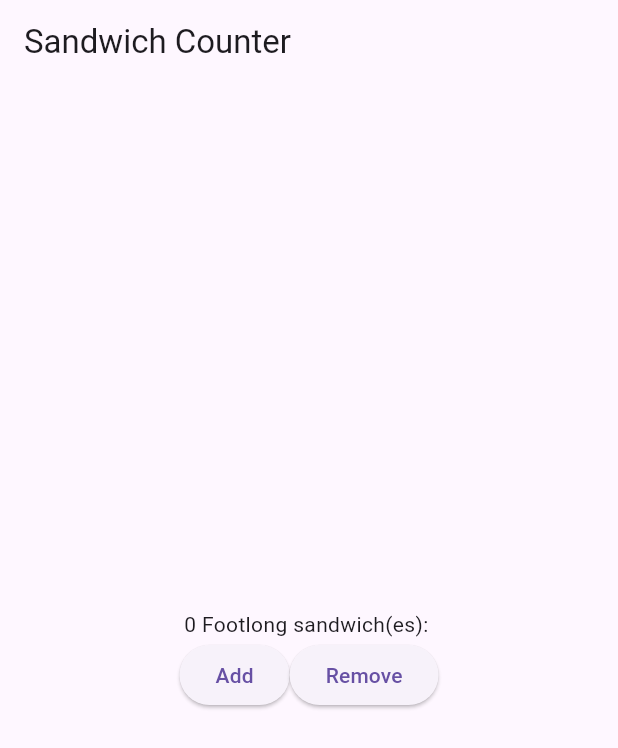
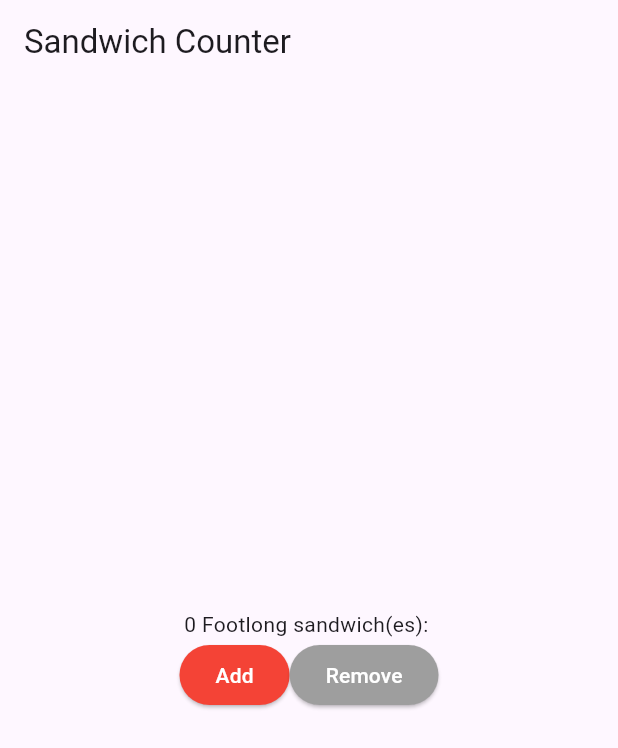
Before and after one commit to Jim-Codling/sandwich_shop, a Flutter app: the screen it shows after launch, after a tap on "Add", after a tap on "Remove", on a phone screen of 412 x 824 dp. Shown: the top 748 px of the screen. Run offline on Flutter 3.47's test engine with Material 3 defaults, Android fonts, the phone set to English and light mode, and no system bars.

Commit message:
add and remove buttons turn grey when unusable

```diff
--- a/lib/main.dart
+++ b/lib/main.dart
@@ -1,4 +1,7 @@
 import 'package:flutter/material.dart';
+
+MaterialColor addcolour = Colors.red;
+MaterialColor remcolour = Colors.grey;
 
 void main() {
   runApp(const App());
@@ -32,13 +35,25 @@ class _OrderScreenState extends State<OrderScreen> {
 
   void _increaseQuantity() {
     if (_quantity < widget.maxQuantity) {
+      addcolour = Colors.red;
+      remcolour = Colors.red;
       setState(() => _quantity++);
+    }
+    if (_quantity == widget.maxQuantity) {
+      addcolour = Colors.grey;
+      remcolour = Colors.red;
     }
   }
 
   void _decreaseQuantity() {
     if (_quantity > 0) {
+      remcolour = Colors.red;
+      addcolour = Colors.red;
       setState(() => _quantity--);
+    }
+    if (_quantity == 0) {
+      remcolour = Colors.grey;
+      addcolour = Colors.red;
     }
   }
 
@@ -61,10 +76,18 @@ class _OrderScreenState extends State<OrderScreen> {
               children: [
                 ElevatedButton(
                   onPressed: _increaseQuantity,
+                  style: ElevatedButton.styleFrom(
+                    backgroundColor: addcolour,
+                    foregroundColor: Colors.white,
+                  ),
                   child: const Text('Add'),
                 ),
                 ElevatedButton(
                   onPressed: _decreaseQuantity,
+                  style: ElevatedButton.styleFrom(
+                    backgroundColor: remcolour,
+                    foregroundColor: Colors.white,
+                  ),
                   child: const Text('Remove'),
                 ),
               ],
```
